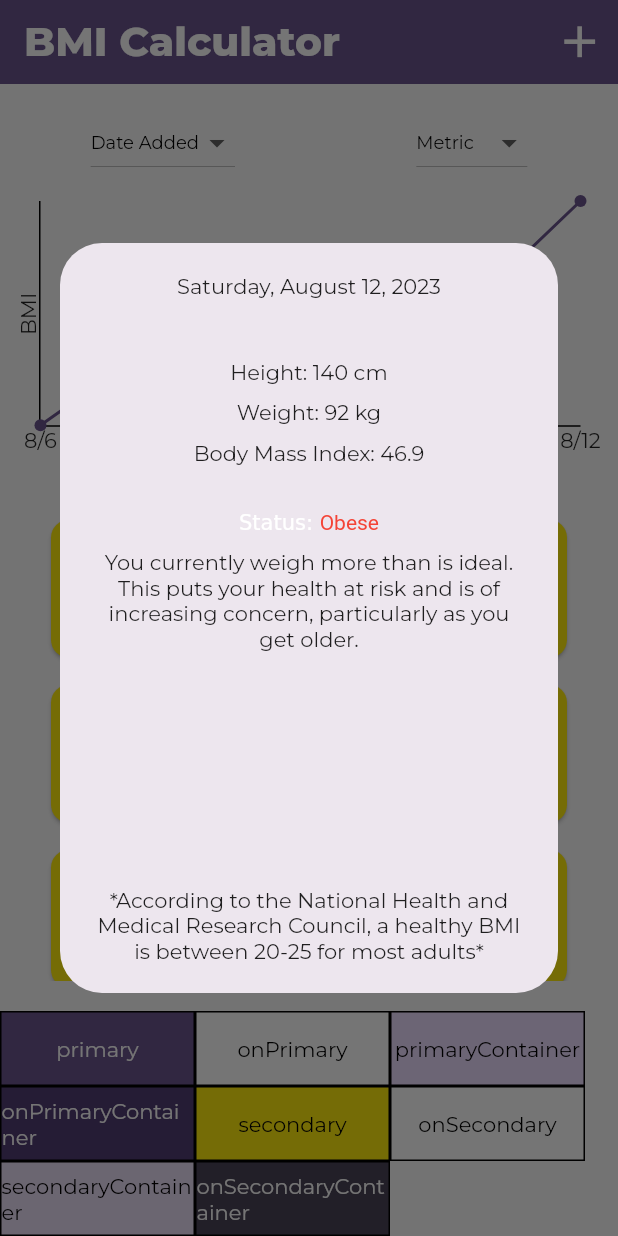
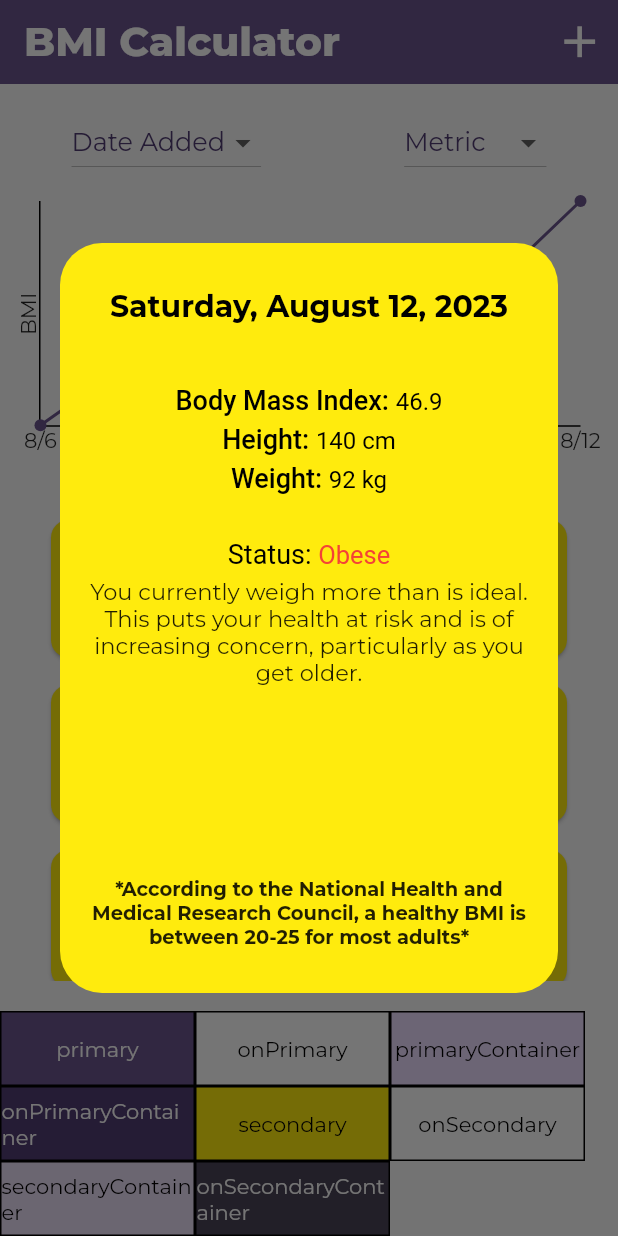
Before and after one commit to ProTechZ/BMI-Calculator, a Flutter app: the screen it shows after launch, after a tap on an icon or button, on a phone screen of 412 x 824 dp. Run offline on Flutter 3.47's test engine with Material 2 defaults, Android fonts, the light colour scheme and no system bars; drawn by our look-alikes of fl_chart; our stand-ins replace google_fonts.

Commit message:
Changed text themes of most widgets

```diff
--- a/lib/bmi_calculator.dart
+++ b/lib/bmi_calculator.dart
@@ -1,8 +1,6 @@
 import 'package:bmi_calculator/data/entries.dart';
-import 'package:bmi_calculator/main.dart';
 import 'package:bmi_calculator/model/entry.dart';
 import 'package:bmi_calculator/widgets/bmi_chart.dart';
-import 'package:bmi_calculator/widgets/bmi_entries/entry_item.dart';
 import 'package:bmi_calculator/widgets/bmi_entries/entry_list.dart';
 import 'package:bmi_calculator/widgets/new_entry/new_entry.dart';
 import 'package:bmi_calculator/widgets/order_by_dropdown.dart';
@@ -31,7 +29,7 @@ class _BMICalculatorState extends State<BMICalculator> {
 
   void addEntry(BMIEntry entry) {
     setState(() {
-      bmiEntries.insert(0, entry);
+      bmiEntries.add(entry);
     });
   }
 
--- a/lib/main.dart
+++ b/lib/main.dart
@@ -40,7 +40,25 @@ void main() {
         cardTheme: const CardTheme().copyWith(
           color: kColorScheme.secondary,
         ),
-        textTheme: GoogleFonts.montserratTextTheme().copyWith(),
+        textTheme: GoogleFonts.montserratTextTheme().copyWith(
+          labelSmall: GoogleFonts.montserrat(
+            // new_entry (textfields)
+            color: kColorScheme.onPrimaryContainer,
+            fontSize: 15,
+            fontWeight: FontWeight.w600,
+          ),
+          labelMedium: GoogleFonts.montserrat(
+            // all dropdowns, new_entry (textfields user text)
+            color: kColorScheme.onPrimaryContainer,
+            fontSize: 17,
+          ),
+          titleMedium: GoogleFonts.montserrat(
+            // new_entry (title), expanded_entry_item (title)
+            color: Colors.black,
+            fontSize: 20,
+            fontWeight: FontWeight.w700,
+          ),
+        ),
         elevatedButtonTheme: ElevatedButtonThemeData(
           style: ElevatedButton.styleFrom(
             padding: const EdgeInsets.symmetric(vertical: 10, horizontal: 20),
--- a/lib/widgets/bmi_entries/entry_item.dart
+++ b/lib/widgets/bmi_entries/entry_item.dart
@@ -1,4 +1,3 @@
-import 'package:bmi_calculator/main.dart';
 import 'package:bmi_calculator/model/entry.dart';
 import 'package:bmi_calculator/widgets/bmi_entries/expanded_entry_item.dart';
 import 'package:flutter/material.dart';
@@ -54,8 +53,7 @@ class _BMIEntryItemState extends State<BMIEntryItem> {
                     Text(
                       dateSeperator[1],
                       style: TextStyle(
-                        color: colorScheme
-                            .onPrimaryContainer, //   Color.fromARGB(255, 82, 82, 82),
+                        color: colorScheme.onPrimaryContainer,
                         fontSize: 30,
                       ),
                     ),
@@ -73,7 +71,7 @@ class _BMIEntryItemState extends State<BMIEntryItem> {
               Container(
                 height: double.infinity,
                 width: 2,
-                color: colorScheme.primary,
+                color: colorScheme.onPrimaryContainer,
               ),
               Expanded(
                 child: SizedBox(
--- a/lib/widgets/bmi_entries/expanded_entry_item.dart
+++ b/lib/widgets/bmi_entries/expanded_entry_item.dart
@@ -10,6 +10,26 @@ class ExpandedEntryItem extends StatelessWidget {
   const ExpandedEntryItem({super.key, required this.entry});
 
   final BMIEntry entry;
+
+  RichText textSpan({
+    required String text1,
+    TextStyle style1 = const TextStyle(
+      color: Colors.black,
+      fontSize: 18,
+      fontWeight: FontWeight.w500,
+    ),
+    required String text2,
+    TextStyle style2 = const TextStyle(color: Colors.black, fontSize: 16),
+  }) {
+    return RichText(
+      text: TextSpan(
+        children: [
+          TextSpan(text: text1, style: style1),
+          TextSpan(text: text2, style: style2),
+        ],
+      ),
+    );
+  }
 
   @override
   Widget build(BuildContext context) {
@@ -30,38 +50,40 @@ class ExpandedEntryItem extends StatelessWidget {
     }
 
     return Dialog(
+      backgroundColor: Theme.of(context).colorScheme.secondary,
       child: Container(
         height: 500,
-        padding: const EdgeInsets.symmetric(vertical: 20, horizontal: 20),
+        padding: const EdgeInsets.symmetric(vertical: 30, horizontal: 20),
         child: Column(
           children: [
             Text(
               dateFormatter.format(entry.date),
+              style: Theme.of(context).textTheme.titleMedium,
             ),
             const SizedBox(height: 40),
-            Text('Height: $height'),
-            const SizedBox(height: 10),
-            Text('Weight: $weight'),
-            const SizedBox(height: 10),
-            Text('Body Mass Index: ${entry.bmi}'),
+            textSpan(text1: 'Body Mass Index: ', text2: entry.bmi.toString()),
+            const SizedBox(height: 5),
+            textSpan(text1: 'Height: ', text2: height),
+            const SizedBox(height: 5),
+            textSpan(text1: 'Weight: ', text2: weight),
             const SizedBox(height: 30),
-            RichText(
-              text: TextSpan(
-                children: [
-                  TextSpan(text: 'Status: '),
-                  TextSpan(
-                    text: status.name.capitalize(),
-                    style: TextStyle(color: statusColor),
-                  ),
-                ],
-              ),
+            textSpan(
+              text1: 'Status: ',
+              style1: const TextStyle(color: Colors.black, fontSize: 18),
+              text2: status.name.capitalize(),
+              style2: TextStyle(color: statusColor, fontSize: 17),
             ),
-            const SizedBox(height: 10),
-            Text(statusExtra, textAlign: TextAlign.center),
+            const SizedBox(height: 5),
+            Text(
+              statusExtra,
+              textAlign: TextAlign.center,
+              style: const TextStyle(fontSize: 15),
+            ),
             const Spacer(),
-            Text(
+            const Text(
               '*According to the National Health and Medical Research Council, a healthy BMI is between 20-25 for most adults*',
               textAlign: TextAlign.center,
+              style: TextStyle(fontSize: 13, fontWeight: FontWeight.bold),
             ),
           ],
         ),
--- a/lib/widgets/new_entry/error_dialog.dart
+++ b/lib/widgets/new_entry/error_dialog.dart
@@ -8,17 +8,15 @@ class ErrorDialog extends StatelessWidget {
   @override
   Widget build(BuildContext context) {
     return AlertDialog(
-      title: Text(
+      title: const Text(
         'Invalid Content',
-        style: Theme.of(context).textTheme.titleMedium,
+        style: TextStyle(fontWeight: FontWeight.w700, fontSize: 20),
       ),
-      content: Text(msg, style: Theme.of(context).textTheme.bodySmall),
+      content: Text(msg, style: const TextStyle(fontSize: 16)),
       actions: [
         TextButton(
-          onPressed: () {
-            Navigator.pop(context);
-          },
-          child: const Text('Okay'),
+          onPressed: () => Navigator.pop(context),
+          child: const Text('Okay', style: TextStyle(fontSize: 16)),
         )
       ],
     );
--- a/lib/widgets/new_entry/new_entry.dart
+++ b/lib/widgets/new_entry/new_entry.dart
@@ -69,7 +69,8 @@ class _NewBMIEntryState extends State<NewBMIEntry> {
       return;
     }
 
-    final dates = entries.map((entry) => dateFormatter.format(entry.date)).toList();
+    final dates =
+        entries.map((entry) => dateFormatter.format(entry.date)).toList();
     if (dates.contains(dateFormatter.format(selectedDate))) {
       showErrorDialog('There is already an entry using this date.');
       return;
@@ -108,6 +109,8 @@ class _NewBMIEntryState extends State<NewBMIEntry> {
 
   @override
   Widget build(BuildContext context) {
+    final textTheme = Theme.of(context).textTheme;
+
     return Container(
       margin: const EdgeInsets.symmetric(horizontal: 30, vertical: 10),
       child: Column(
@@ -115,8 +118,7 @@ class _NewBMIEntryState extends State<NewBMIEntry> {
           Row(
             mainAxisAlignment: MainAxisAlignment.spaceBetween,
             children: [
-              Text('Add New Entry',
-                  style: Theme.of(context).textTheme.titleSmall),
+              Text('Add New Entry', style: textTheme.titleMedium),
               UnitSystemDropDown(
                 selectedUnitSystem: selectedUnitSystem,
                 onChange: onChangeUnitSystem,
@@ -130,10 +132,10 @@ class _NewBMIEntryState extends State<NewBMIEntry> {
                 child: TextField(
                   controller: heightController,
                   keyboardType: TextInputType.number,
-                  style: Theme.of(context).textTheme.labelMedium,
+                  style: textTheme.labelMedium,
                   decoration: InputDecoration(
                     suffix: Text(heightSuffix),
-                    label: const Text('Height'),
+                    label: Text('Height', style: textTheme.labelSmall),
                   ),
                 ),
               ),
@@ -141,11 +143,11 @@ class _NewBMIEntryState extends State<NewBMIEntry> {
               Expanded(
                 child: TextField(
                   controller: weightController,
-                  style: Theme.of(context).textTheme.labelMedium,
+                  style: textTheme.labelMedium,
                   keyboardType: TextInputType.number,
                   decoration: InputDecoration(
                     suffix: Text(weightSuffix),
-                    label: const Text('Weight'),
+                    label: Text('Weight', style: textTheme.labelSmall),
                   ),
                 ),
               ),
```
